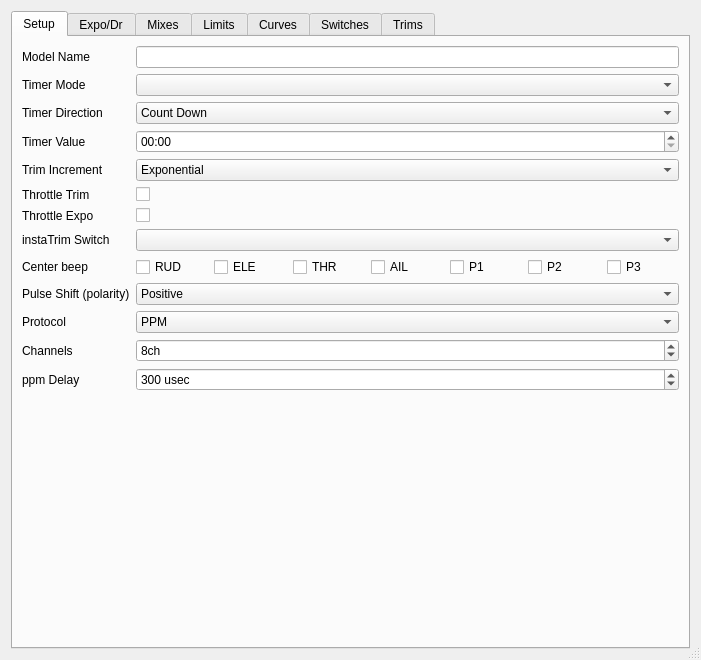
The window that src/modeledit.ui (xhorizont/eepe) describes before a commit, drawn with Qt 5.
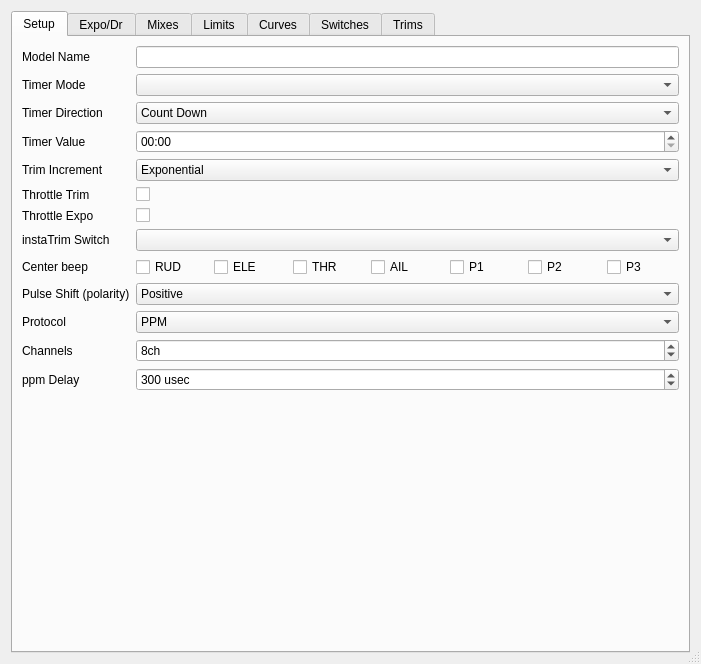
The same window after the commit. The open tabs and pages were chosen to show the change. Icons and pictures are not drawn.

Patch:
```diff
--- a/src/modeledit.ui
+++ b/src/modeledit.ui
@@ -7,7 +7,7 @@
     <x>0</x>
     <y>0</y>
     <width>701</width>
-    <height>660</height>
+    <height>664</height>
    </rect>
   </property>
   <property name="windowTitle">
```
Left out of the diff: 2 changed lines with no effect on the pictures.
